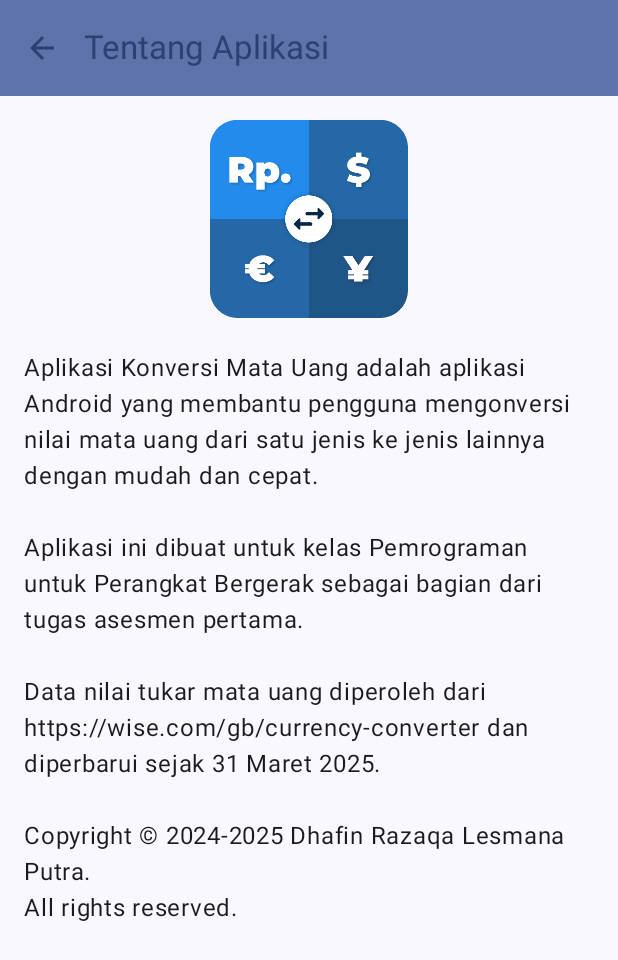
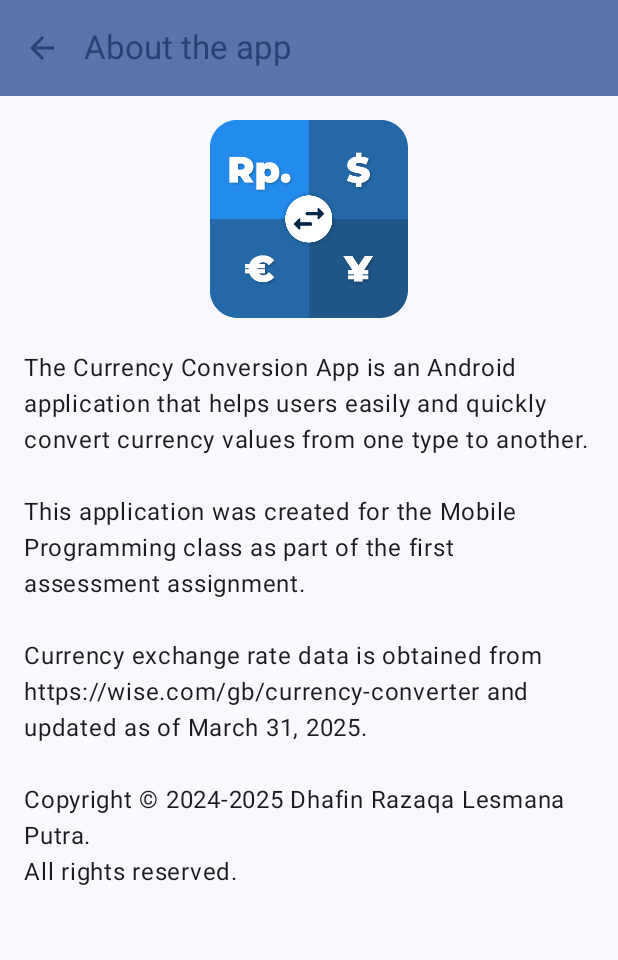
Before and after one commit to dhafinrazaqa/mobpro1-asesmen1, an Android app built with Jetpack Compose: the AboutScreen screen opened through its navigation route, on a phone screen of 412 x 824 dp. Shown: the top 960 px of the screen. Run offline under Robolectric (Android 15) with nearby library versions, the phone set to English and light mode, and no system bars.

Commit message:
Mendukung bahasa inggris sebagai default

```diff
--- a/app/src/main/res/values/strings.xml
+++ b/app/src/main/res/values/strings.xml
@@ -1,15 +1,12 @@
 <resources>
-    <string name="app_name">Aplikasi Konversi Mata Uang</string>
-    <string name="logo">Logo Aplikasi</string>
-    <string name="currency_intro">Konversi Mata Uang adalah cara mudah untuk menghitung nilai tukar antara Rupiah (IDR) dan mata uang lain seperti Dolar (USD).
-        Mulai sekarang!</string>
-    <string name="amount">Jumlah uang</string>
-    <string name="from_currency">Dari Mata Uang</string>
-    <string name="to_currency">Ke Mata Uang</string>
-    <string name="convert">Konversi</string>
-    <string name="swap">Tukar</string>
-    <string name="check_rates">Cek Nilai Tukar Terbaru</string>
-    <string name="result_title">Hasil Konversi:</string>
+    <string name="app_name">Currency Conversion App</string>
+    <string name="logo">App Logo</string>
+    <string name="currency_intro">Currency conversion is an easy way to calculate exchange rates between Rupiah (IDR) and other currencies such as Dollar (USD). Start now!</string>
+    <string name="amount">Amount of money</string>
+    <string name="from_currency">From Currency</string>
+    <string name="to_currency">To Currency</string>
+    <string name="convert">Convert</string>
+    <string name="result_title">Conversion Result:</string>
     <string name="result">%1$s = %2$s</string>
 
     <string name="rupiah">Rp. %1$.2f</string>
@@ -17,17 +14,13 @@
     <string name="euro">€%1$.2f</string>
     <string name="yen">¥%1$.2f</string>
 
-    <string name="input_invalid">Tidak boleh kosong</string>
-    <string name="same_currency_error">Mata uang asal dan tujuan tidak boleh sama</string>
+    <string name="input_invalid">Cannot be empty</string>
+    <string name="same_currency_error">Currencies cannot be the same</string>
 
-    <string name="share">Bagikan</string>
-    <string name="share_template">Hasil Konversi Mata Uang:\n%1$s</string>
+    <string name="share">Share</string>
+    <string name="share_template">Currency Conversion Result:\n%1$s</string>
 
-    <string name="about">Tentang Aplikasi</string>
-    <string name="copyright">Aplikasi Konversi Mata Uang adalah aplikasi Android yang membantu pengguna mengonversi nilai mata uang dari satu jenis ke jenis lainnya dengan mudah dan cepat.
-        \n\nAplikasi ini dibuat untuk kelas Pemrograman untuk Perangkat Bergerak sebagai bagian dari tugas asesmen pertama.
-        \n\nData nilai tukar mata uang diperoleh dari https://wise.com/gb/currency-converter dan diperbarui sejak 31 Maret 2025.
-        \n\nCopyright © 2024-2025 Dhafin Razaqa Lesmana Putra.
-        \nAll rights reserved.</string>
-    <string name="back">Kembali</string>
+    <string name="about">About the app</string>
+    <string name="copyright">The Currency Conversion App is an Android application that helps users easily and quickly convert currency values from one type to another.\n\nThis application was created for the Mobile Programming class as part of the first assessment assignment.\n\nCurrency exchange rate data is obtained from https://wise.com/gb/currency-converter and updated as of March 31, 2025.\n\nCopyright © 2024-2025 Dhafin Razaqa Lesmana Putra.\nAll rights reserved.</string>
+    <string name="back">Back</string>
 </resources>
```
Also changed, not shown: 1 other file.
